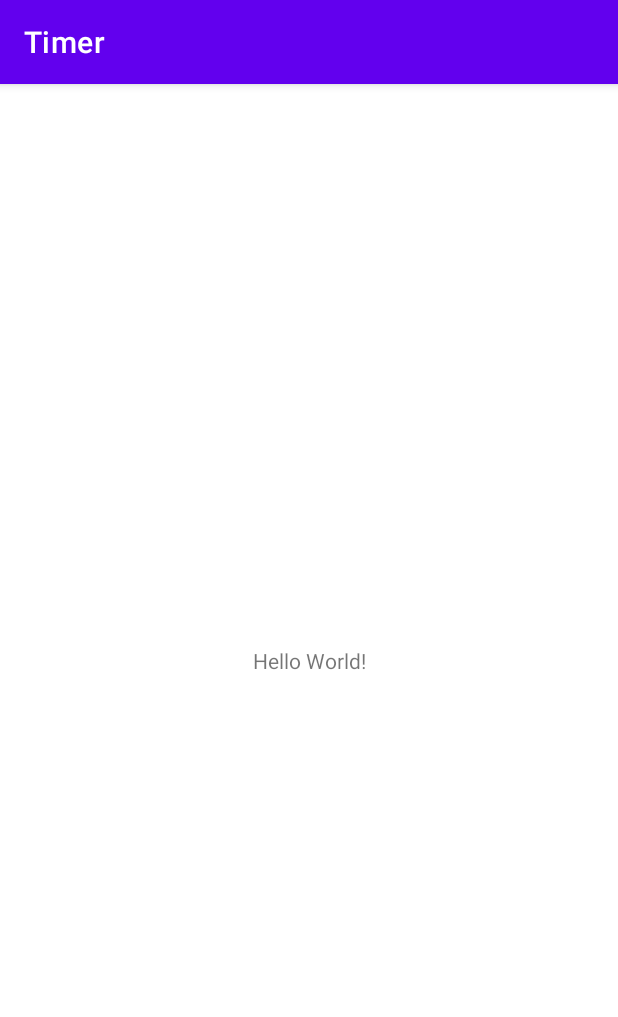
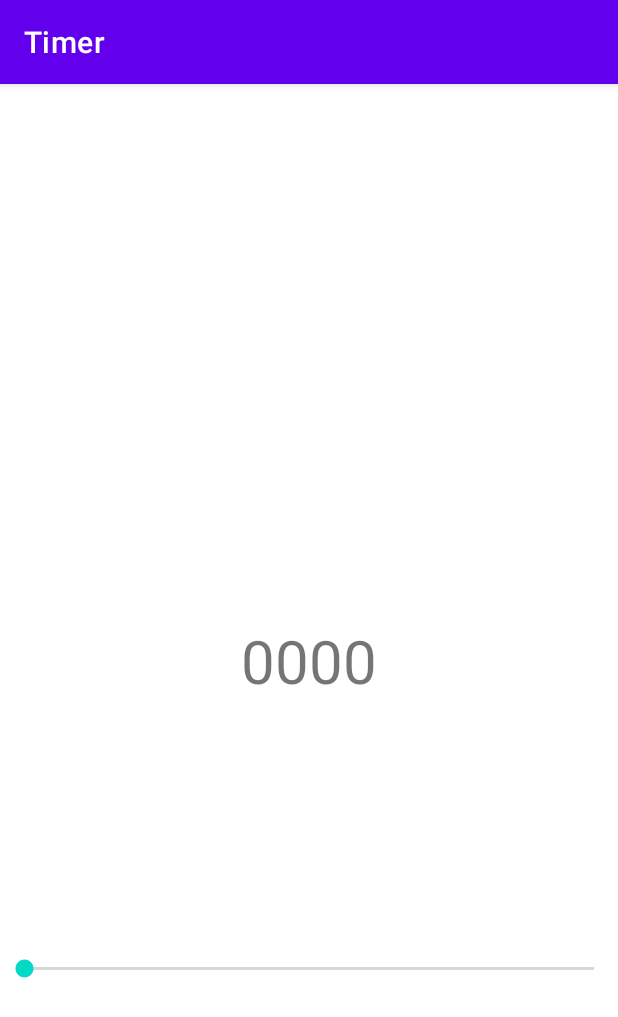
Before and after one commit to k906506/AOS-Timer, an Android app: the screen it shows after launch (MainActivity), on a phone screen of 412 x 824 dp. Shown: the top 1017 px of the screen. Run offline under Robolectric (Android 15) with nearby library versions, the phone set to English and light mode, and no system bars.

Commit message:
seekBar로 Progress 구현

```diff
--- a/app/src/main/java/com/example/timer/MainActivity.kt
+++ b/app/src/main/java/com/example/timer/MainActivity.kt
@@ -2,10 +2,41 @@ package com.example.timer
 
 import androidx.appcompat.app.AppCompatActivity
 import android.os.Bundle
+import android.widget.SeekBar
+import android.widget.TextView
 
 class MainActivity : AppCompatActivity() {
+    private val seekBar: SeekBar by lazy {
+        findViewById(R.id.seekBar)
+    }
+
+    private val remainMinutesTextView: TextView by lazy {
+        findViewById(R.id.remainMinutesTextView)
+    }
+
     override fun onCreate(savedInstanceState: Bundle?) {
         super.onCreate(savedInstanceState)
         setContentView(R.layout.activity_main)
+        bindView()
+    }
+
+    private fun bindView() {
+        seekBar.setOnSeekBarChangeListener(
+            object : SeekBar.OnSeekBarChangeListener {
+                override fun onProgressChanged(
+                    seekBar: SeekBar?,
+                    progress: Int,
+                    fromUser: Boolean
+                ) {
+                    remainMinutesTextView.text = "%02d".format(progress)
+                }
+
+                override fun onStartTrackingTouch(seekBar: SeekBar?) {
+                }
+
+                override fun onStopTrackingTouch(seekBar: SeekBar?) {
+                }
+            }
+        )
     }
 }
--- a/app/src/main/res/layout/activity_main.xml
+++ b/app/src/main/res/layout/activity_main.xml
@@ -7,12 +7,36 @@
     tools:context=".MainActivity">
 
     <TextView
+        android:id="@+id/remainMinutesTextView"
         android:layout_width="wrap_content"
         android:layout_height="wrap_content"
-        android:text="Hello World!"
+        android:text="00"
+        android:textSize="40sp"
+        app:layout_constraintBottom_toBottomOf="parent"
+        app:layout_constraintHorizontal_chainStyle="packed"
+        app:layout_constraintLeft_toLeftOf="parent"
+        app:layout_constraintRight_toLeftOf="@id/remainSecondsTextView"
+        app:layout_constraintTop_toTopOf="parent" />
+
+    <TextView
+        android:id="@+id/remainSecondsTextView"
+        android:layout_width="wrap_content"
+        android:layout_height="wrap_content"
+        android:text="00"
+        android:textSize="40sp"
+        app:layout_constraintBottom_toBottomOf="@id/remainMinutesTextView"
+        app:layout_constraintLeft_toRightOf="@id/remainMinutesTextView"
+        app:layout_constraintRight_toRightOf="parent"
+        app:layout_constraintTop_toTopOf="@id/remainMinutesTextView" />
+
+    <SeekBar
+        android:id="@+id/seekBar"
+        android:layout_width="0dp"
+        android:layout_height="wrap_content"
+        android:max="60"
         app:layout_constraintBottom_toBottomOf="parent"
         app:layout_constraintLeft_toLeftOf="parent"
         app:layout_constraintRight_toRightOf="parent"
-        app:layout_constraintTop_toTopOf="parent" />
+        app:layout_constraintTop_toBottomOf="@id/remainSecondsTextView" />
 
 </androidx.constraintlayout.widget.ConstraintLayout>
```
